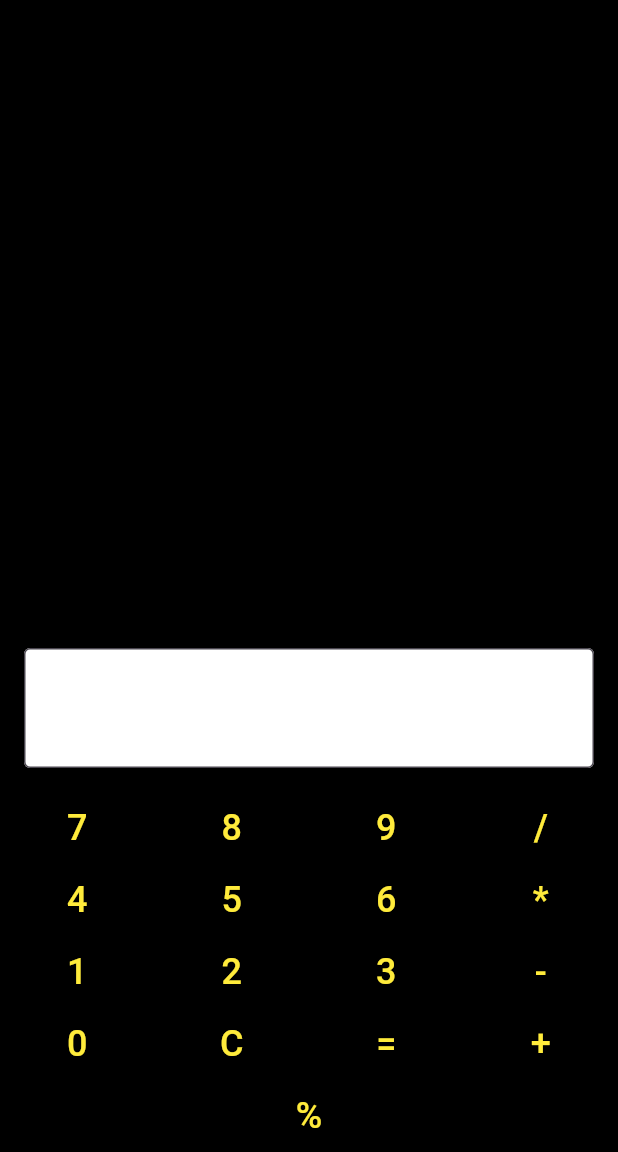
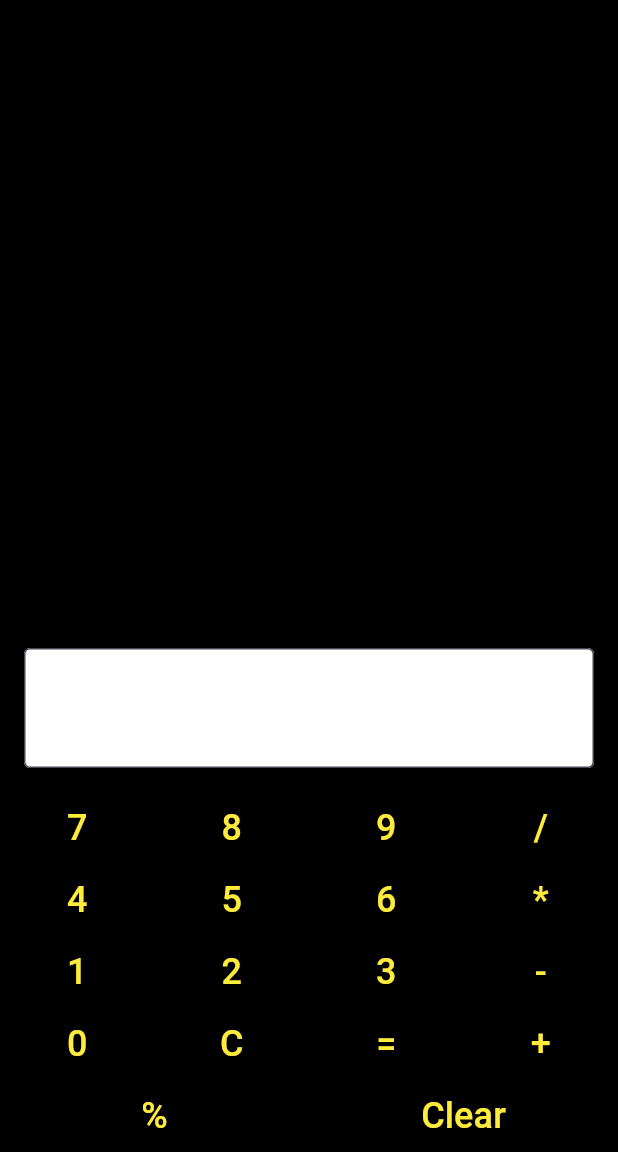
Before and after one commit to ManiSub37539/flutter-calculator, a Flutter app: the screen it shows after launch, on a phone screen of 412 x 824 dp, the part 84-1236 px from its top. Run offline on Flutter 3.47's test engine with Material 3 defaults, Android fonts, the phone set to English and light mode, and no system bars; missing offline and left inert: expressions.

Commit message:
Added 'clear' button to clear text

```diff
--- a/lib/main.dart
+++ b/lib/main.dart
@@ -39,6 +39,8 @@ class _MyHomePageState extends State<MyHomePage> {
       if (value == 'C') {
         _expression = '';
         _result = '';
+      } else if (value == 'Clear') {
+        _expression = '';
       } else if (value == '=') {
         try {
           final expression = Expression.parse(_expression);
@@ -125,18 +127,17 @@ class _MyHomePageState extends State<MyHomePage> {
                   _buildButton('='),
                   _buildButton('+'),
                 ],
-
               ),
-
               Row(
                 children: [
                   _buildButton('%'), // Added modulus button
+                  _buildButton('Clear'), // Added clear button
+                ],
+              ),
             ],
           ),
         ],
       ),
-    ],
-  ),
-  );
+    );
   }
 }
```
